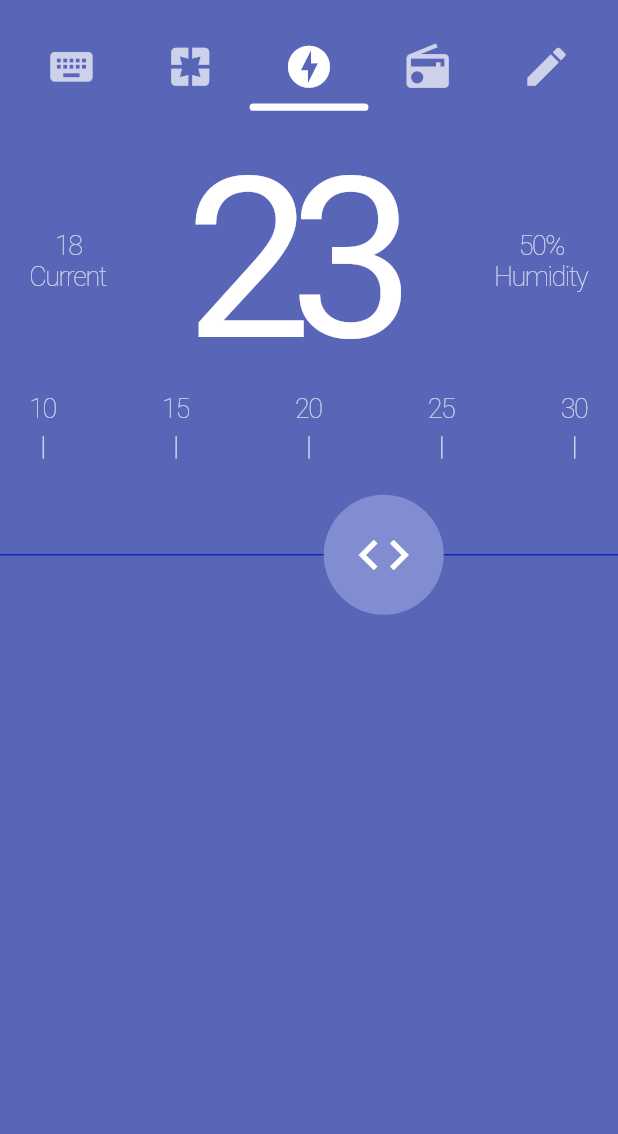
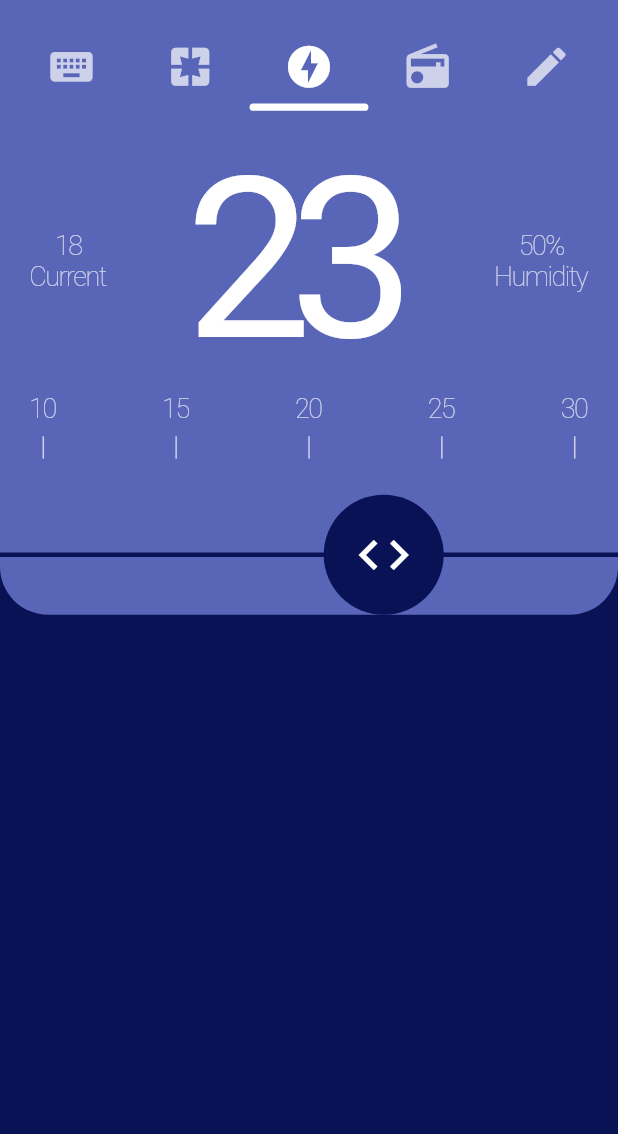
Before and after one commit to spagni/temperature_selector, a Flutter app: the screen it shows after launch, on a phone screen of 412 x 824 dp, the part 102-1236 px from its top. Run offline on Flutter 3.47's test engine with Material 2 defaults, Android fonts, the phone set to English and light mode, and no system bars.

Commit message:
- Color fixes

```diff
--- a/lib/circle_selector.dart
+++ b/lib/circle_selector.dart
@@ -68,7 +68,7 @@ class _CircleSelectorState extends State<CircleSelector>
   @override
   Widget build(BuildContext context) {
     return Container(
-      height: 80.0,
+      height: 80,
       child: Stack(
         children: <Widget>[
           Positioned(
@@ -88,8 +88,8 @@ class _CircleSelectorState extends State<CircleSelector>
                   child: Center(
                     child: Container(
                       width: MediaQuery.of(context).size.width,
-                      height: 1.0,
-                      color: Styles.blue,
+                      height: 3.0,
+                      color: Styles.darkBlue,
                     ),
                   ),
                 ),
@@ -112,11 +112,10 @@ class _CircleSelectorState extends State<CircleSelector>
               child: GestureDetector(
                 onHorizontalDragUpdate: _onHorizontalDragUpdate,
                 child: Container(
-                  // margin: EdgeInsets.all(4.0),
                   height: _selectorSize,
                   width: _selectorSize,
                   decoration: BoxDecoration(
-                    color: Styles.lightlue,
+                    color: Styles.darkBlue,
                     shape: BoxShape.circle,
                   ),
                   child: Icon(Icons.code, size: 40.0, color: Colors.white),
@@ -164,3 +163,36 @@ class _CircleSelectorState extends State<CircleSelector>
     );
   }
 }
+
+class MyCustomPainter extends CustomPainter {
+  final double position;
+
+  MyCustomPainter({
+    this.position,
+  });
+
+  @override
+  void paint(Canvas canvas, Size size) {
+    Paint paint = Paint()..color = Styles.darkBlue;
+    Path path = Path();
+
+    double maxHeight = size.height / 2;
+    path.lineTo(0.0, maxHeight);
+    path.lineTo(size.width / 2 - 70.0, maxHeight);
+    path.quadraticBezierTo(size.width / 2 - 60.0, maxHeight,
+        size.width / 2 - 50.0, maxHeight - 10.0);
+    path.quadraticBezierTo(
+        size.width / 2, -20.0, size.width / 2 + 60.0, maxHeight - 10.0);
+    path.quadraticBezierTo(
+        size.width / 2 + 70, maxHeight, size.width / 2 + 80.0, maxHeight);
+    path.lineTo(size.width, maxHeight);
+    path.lineTo(size.width, 0.0);
+    path.close();
+    canvas.drawPath(path, paint);
+  }
+
+  @override
+  bool shouldRepaint(CustomPainter oldDelegate) {
+    return oldDelegate != this;
+  }
+}
--- a/lib/main_screen.dart
+++ b/lib/main_screen.dart
@@ -9,9 +9,18 @@ class MainScreen extends StatelessWidget {
   @override
   Widget build(BuildContext context) {
     return Scaffold(
-      backgroundColor: Styles.mediumBlue,
-      body: SafeArea(
+      backgroundColor: Styles.darkBlue,
+      body: Container(
+        decoration: BoxDecoration(
+          color: Styles.mediumBlue,
+          borderRadius: BorderRadius.only(
+            bottomLeft: Radius.circular(32.0),
+            bottomRight: Radius.circular(32.0),
+          ),
+        ),
+        child: SafeArea(
           child: Column(
+            mainAxisSize: MainAxisSize.min,
             children: <Widget>[
               CustomAppBar(
                 title: 'TEMPERATURE',
@@ -25,6 +34,7 @@ class MainScreen extends StatelessWidget {
             ],
           ),
         ),
+      ),
     );
   }
 }
--- a/lib/styles.dart
+++ b/lib/styles.dart
@@ -2,6 +2,7 @@ import 'dart:ui';
 
 class Styles {
   static Color blue = Color(0xFF1226B9);
+  static Color darkBlue = Color(0xFF091255);
   static Color mediumBlue = Color(0xFF5966B8);
   static Color lightlue = Color(0xFF818DD0);
 }
```
Lines whose indentation alone changed are shown as unchanged.
